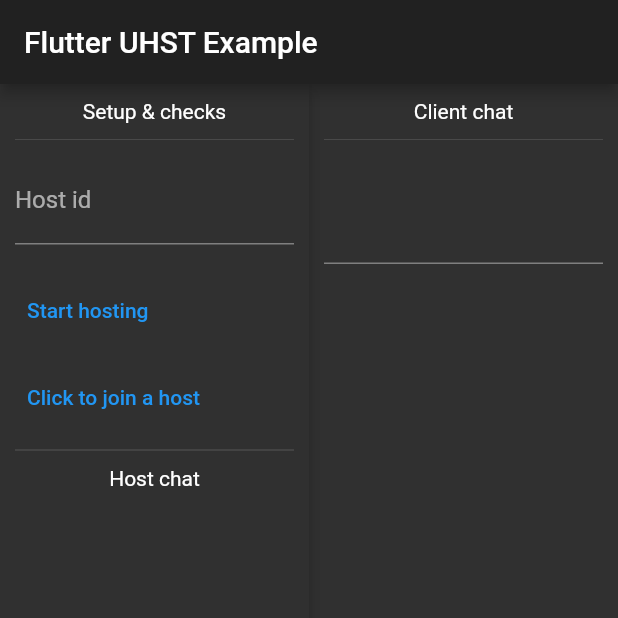
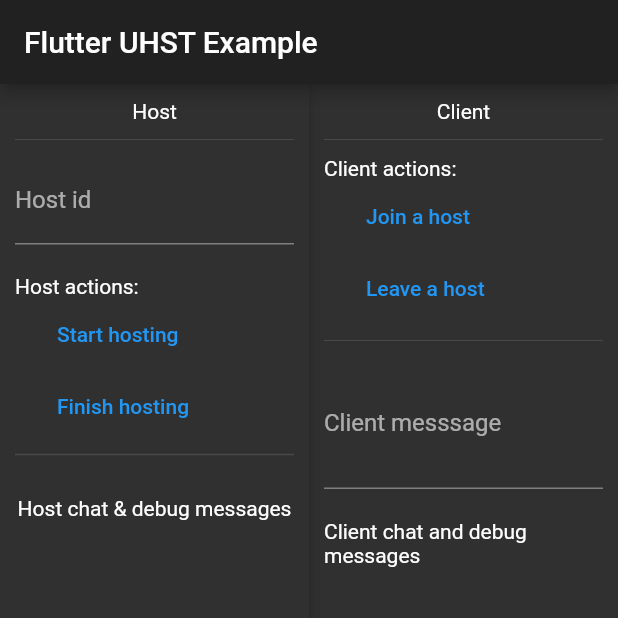
Before and after one commit to uhst/uhst-client-flutter, a Flutter app: the screen it shows after launch, on a phone screen of 412 x 824 dp, the top half of it. Run offline on Flutter 3.47's test engine with Material 2 defaults, Android fonts, the phone set to English and light mode, and no system bars; our stand-ins replace jwt_decoder, recase; missing offline and left inert: universal_html.

Commit message:
refactor: example layout

```diff
--- a/example/lib/main.dart
+++ b/example/lib/main.dart
@@ -153,41 +153,42 @@ class _MyHomePageState extends State<MyHomePage> {
                     crossAxisAlignment: CrossAxisAlignment.start,
                     children: [
                       const Center(
-                          child: Text(
-                            'Setup & checks',
+                        child: Text('Host'),
                       ),
-                        ),
-                        const Divider(
-                          height: 22,
-                        ),
+                      const Divider(height: 22),
                       TextField(
-                          decoration:
-                              const InputDecoration(labelText: 'Host id'),
+                        decoration: const InputDecoration(labelText: 'Host id'),
                         controller: _hostIdController,
                       ),
-                        const SizedBox(
-                          height: 20,
+                      const SizedBox(height: 20),
+                      Wrap(
+                        children: [
+                          const Text('Host actions:'),
+                          ...[
+                            TextButton(
+                              onPressed: initHost,
+                              child: const Text('Start hosting'),
                             ),
                             TextButton(
                               onPressed: initHost,
-                            child: const Text('Start hosting')),
-                        const SizedBox(
-                          height: 10,
+                              child: const Text('Finish hosting'),
                             ),
-                        TextButton(
-                          onPressed: () async => join(),
-                          child: const Text('Click to join a host'),
+                          ].map(
+                            (w) => Padding(
+                              padding: const EdgeInsets.only(left: 20),
+                              child: w,
+                            ),
+                          )
+                        ],
                       ),
                       const Divider(
-                          height: 22,
                         thickness: 1,
                       ),
+                      const SizedBox(height: 20),
                       const Center(
-                          child: Text('Host chat'),
+                        child: Text('Host chat & debug messages'),
                       ),
-                        const SizedBox(
-                          height: 20,
-                        ),
+                      const SizedBox(height: 20),
                       Expanded(
                         child: ListView.builder(
                           itemBuilder: (context, index) =>
@@ -197,28 +198,56 @@ class _MyHomePageState extends State<MyHomePage> {
                       )
                     ],
                   ),
-                  )),
+                ),
+              ),
             ),
             Flexible(
               flex: 2,
-                child: Container(
+              child: Padding(
                 padding: const EdgeInsets.all(10),
                 child: Column(
+                  crossAxisAlignment: CrossAxisAlignment.start,
                   children: [
-                      const Text('Client chat'),
-                      const Divider(
-                        height: 22,
+                    const Center(child: Text('Client')),
+                    const Divider(height: 22),
+                    Wrap(
+                      children: [
+                        const Text('Client actions:'),
+                        ...[
+                          TextButton(
+                            onPressed: () async => join(),
+                            child: const Text('Join a host'),
                           ),
+                          TextButton(
+                            onPressed: () async => join(),
+                            child: const Text('Leave a host'),
+                          ),
+                        ].map(
+                          (w) => Padding(
+                            padding: const EdgeInsets.only(left: 20),
+                            child: w,
+                          ),
+                        )
+                      ],
+                    ),
+                    const Divider(height: 22),
                     TextField(
                       controller: hostTextFieldController,
                       decoration: InputDecoration(
+                        labelText: 'Client messsage',
                         suffix: IconButton(
                           icon: const Icon(Icons.send),
                           onPressed: () {
                             client?.sendString(
                                 message: hostTextFieldController.text);
-                                })),
+                            hostTextFieldController.clear();
+                          },
                         ),
+                      ),
+                    ),
+                    const SizedBox(height: 20),
+                    const Center(child: Text('Client chat and debug messages')),
+                    const SizedBox(height: 20),
                     Expanded(
                       child: ListView.builder(
                         itemBuilder: (context, index) =>
@@ -228,7 +257,8 @@ class _MyHomePageState extends State<MyHomePage> {
                     )
                   ],
                 ),
-                ))
+              ),
+            )
           ],
         ),
       );
```
Lines whose indentation alone changed are shown as unchanged.
